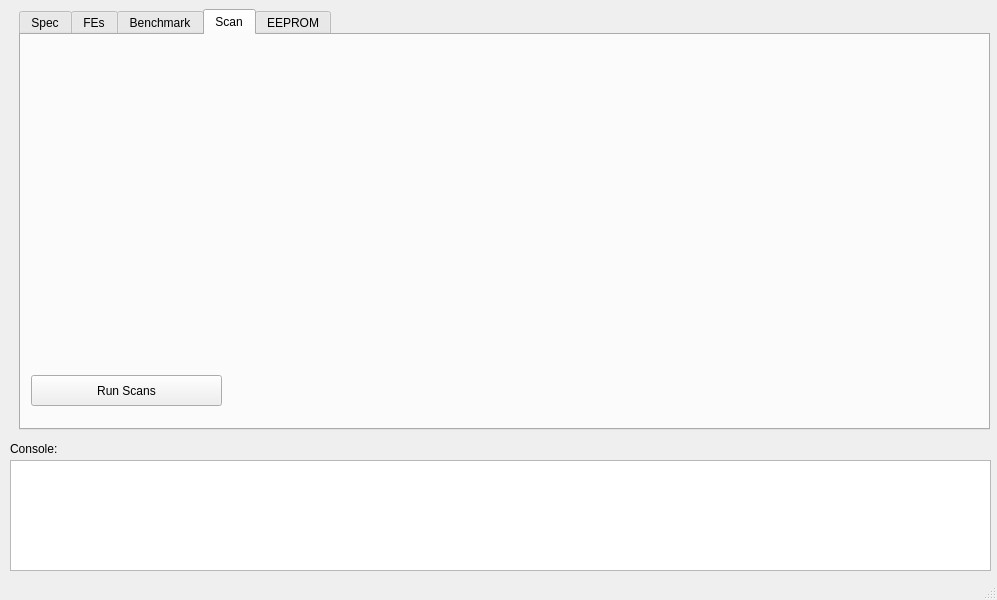
Above: gui/YarrGui/yarrgui.ui from Yarr/Yarr before the change. Below: the same form after it.
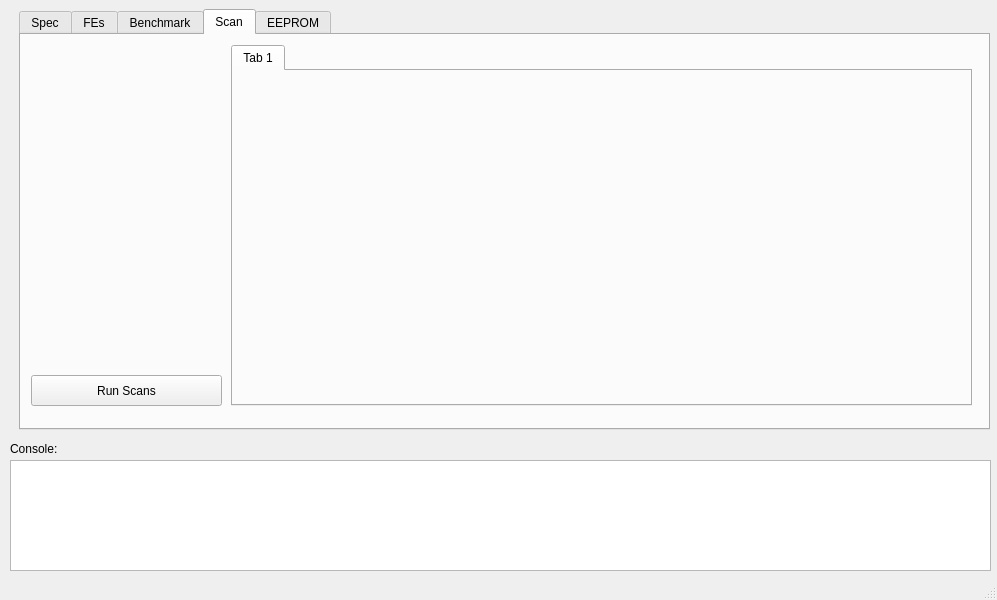
That is the form after the change. The open tabs and pages were chosen to show the change. Custom widgets are drawn as their Qt base class.

Commit message: Can now display multiple scans (in tabs) - yet to be tested

What changed in the file:
```diff
--- a/gui/YarrGui/yarrgui.ui
+++ b/gui/YarrGui/yarrgui.ui
@@ -764,10 +764,10 @@
      <widget class="QCustomPlot" name="scanPlot" native="true">
       <property name="geometry">
        <rect>
-        <x>210</x>
-        <y>10</y>
-        <width>751</width>
-        <height>361</height>
+        <x>10</x>
+        <y>300</y>
+        <width>91</width>
+        <height>31</height>
        </rect>
       </property>
      </widget>
@@ -784,6 +784,24 @@
        <string>Run Scans</string>
       </property>
      </widget>
+     <widget class="QTabWidget" name="scanPlots_tabWidget">
+      <property name="geometry">
+       <rect>
+        <x>210</x>
+        <y>10</y>
+        <width>741</width>
+        <height>361</height>
+       </rect>
+      </property>
+      <property name="currentIndex">
+       <number>0</number>
+      </property>
+      <widget class="QWidget" name="tab_4">
+       <attribute name="title">
+        <string>Tab 1</string>
+       </attribute>
+      </widget>
+     </widget>
     </widget>
     <widget class="QWidget" name="tab_2">
      <attribute name="title">
```
Left out of the diff: 2 changed lines with no effect on the pictures. The commit also changes 1 other file.
